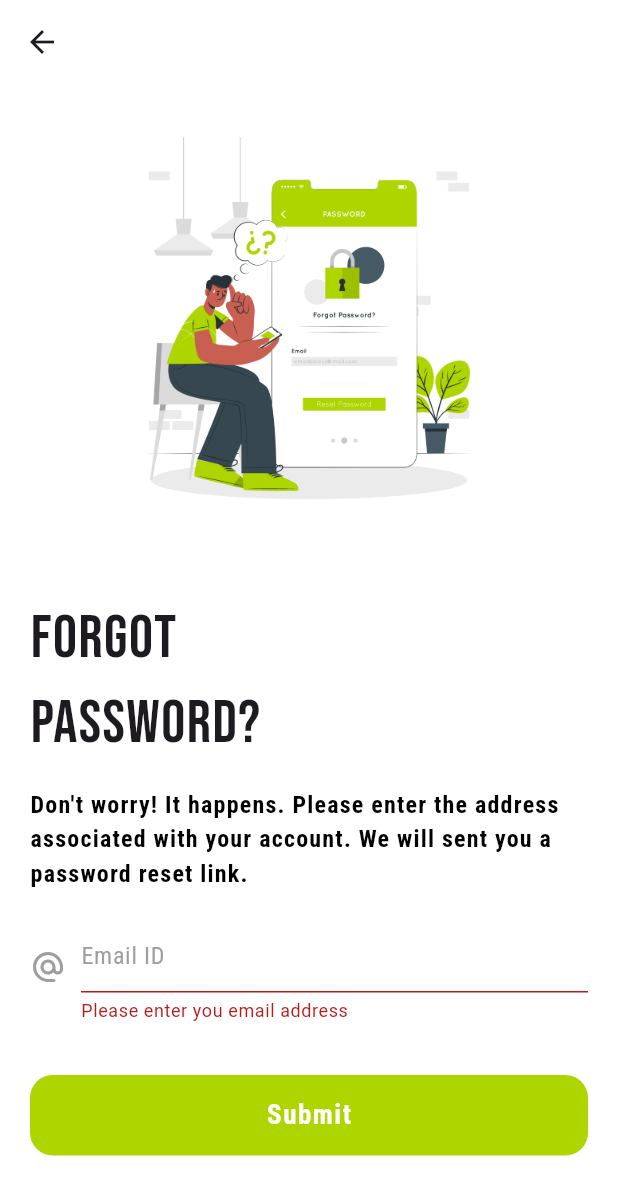
After one commit to codex7Teen/Wulflex_E-commerce_App, a Flutter app: the ScreenForgotPassword screen opened directly, after a tap on "Submit", on a phone screen of 412 x 824 dp. The commit adds this screen. Shown: the top 1195 px of the screen. Run offline on Flutter 3.47's test engine with Material 3 defaults, Android fonts, the phone set to English and light mode, and no system bars; our stand-ins replace google_fonts, smooth_page_indicator.

Commit message:
forgot password sctn

```diff
--- /dev/null
+++ b/lib/screens/aunthentication_screens/forgot_password_screen.dart
@@ -0,0 +1,121 @@
+import 'package:flutter/material.dart';
+import 'package:google_fonts/google_fonts.dart';
+import 'package:wulflex/consts/app_colors.dart';
+import 'package:wulflex/consts/text_styles.dart';
+import 'package:wulflex/widgets/green_button_widget.dart';
+
+class ScreenForgotPassword extends StatefulWidget {
+  const ScreenForgotPassword({super.key});
+
+  @override
+  State<ScreenForgotPassword> createState() => _ScreenForgotPasswordState();
+}
+
+class _ScreenForgotPasswordState extends State<ScreenForgotPassword> {
+  // key
+  final GlobalKey<FormState> _formKey = GlobalKey<FormState>();
+  // forgot password email controller
+  final TextEditingController _forgotPasswordEmailTextController = TextEditingController();
+
+  @override
+  Widget build(BuildContext context) {
+    return Scaffold(
+      appBar: AppBar(backgroundColor: AppColors.lightScaffoldColor,),
+        backgroundColor: AppColors.lightScaffoldColor,
+        body: SingleChildScrollView(
+          child: Center(
+            child: Padding(
+              padding: const EdgeInsets.all(20),
+              child: Form(
+                key: _formKey,
+                child: Column(
+                  mainAxisAlignment: MainAxisAlignment.center,
+                  crossAxisAlignment: CrossAxisAlignment.start,
+                  children: [
+                    SizedBox(height: 15),
+
+                    // image
+                    Center(
+                      child: Image.asset('assets/Forgot password-cuate.png',
+                          width: MediaQuery.sizeOf(context).width * 0.645),
+                    ),
+                    SizedBox(height: 40),
+
+                    // heading
+                    Text('Forgot\nPassword?',
+                        style: GoogleFonts.bebasNeue(
+                                textStyle: AppTextStyles.headingLarge)
+                            .copyWith(letterSpacing: 1)),
+                    SizedBox(height: 14),
+
+                    Text(
+                          "Don't worry! It happens. Please enter the address associated with your account. We will sent you a password reset link.",
+                          style: GoogleFonts.robotoCondensed(
+                                  textStyle: AppTextStyles.mediumText)
+                              .copyWith(
+                                  color: AppColors.darkScaffoldColor,
+                                  letterSpacing: 0.8,
+                                  fontWeight: FontWeight.bold
+                                  ),
+                        ),
+                        SizedBox(height: 20),
+
+                    // email textfield
+                    Row(
+                      children: [
+                        Padding(
+                          padding: const EdgeInsets.only(bottom: 6),
+                          child: Icon(
+                            Icons.alternate_email_rounded,
+                            color: AppColors.greyThemeColor,
+                          ),
+                        ),
+                        SizedBox(width: 10),
+                        Expanded(
+                            child: TextFormField(
+                                validator: (value) {
+                                  // Check if the field is empty
+                                  if (value == null || value.trim().isEmpty) {
+                                    return 'Please enter you email address';
+                                  }
+                                  // regular expression for email format
+                                  final RegExp emailRegex = RegExp(
+                                      r'^[a-zA-Z0-9._%+-]+@[a-zA-Z0-9.-]+\.[a-zA-Z]{2,}$');
+                                  // Checking if the email matches the regular expression
+                                  if (!emailRegex.hasMatch(value)) {
+                                    return 'Please enter a valid email address';
+                                  }
+                                  return null;
+                                },
+                                controller: _forgotPasswordEmailTextController,
+                                decoration: InputDecoration(
+                                    hintText: 'Email ID',
+                                    hintStyle: GoogleFonts.robotoCondensed(
+                                        textStyle: AppTextStyles.mediumText
+                                            .copyWith(
+                                                color: Colors.grey,
+                                                letterSpacing: 0.5)),
+                                    enabledBorder: UnderlineInputBorder(
+                                        borderSide: BorderSide(
+                                            color: AppColors.greyThemeColor,
+                                            width: 0.4))))),
+                      ],
+                    ),
+                    SizedBox(height: 35),
+
+                    // Submit Button
+                    GestureDetector(
+                        onTap: () {
+                          _formKey.currentState!.validate();
+                        },
+                        child: GreenButtonWidget(buttonText: 'Submit')),
+                    SizedBox(height: 22),
+
+                  ],
+                ),
+              ),
+            ),
+          ),
+        ));
+  }
+}
```
Also changed, not shown: lib/screens/aunthentication_screens/login_screen.dart (+17 -0 lines), lib/screens/aunthentication_screens/signup_screen.dart (+39 -8 lines), assets/Forgot password-cuate.png (added).
